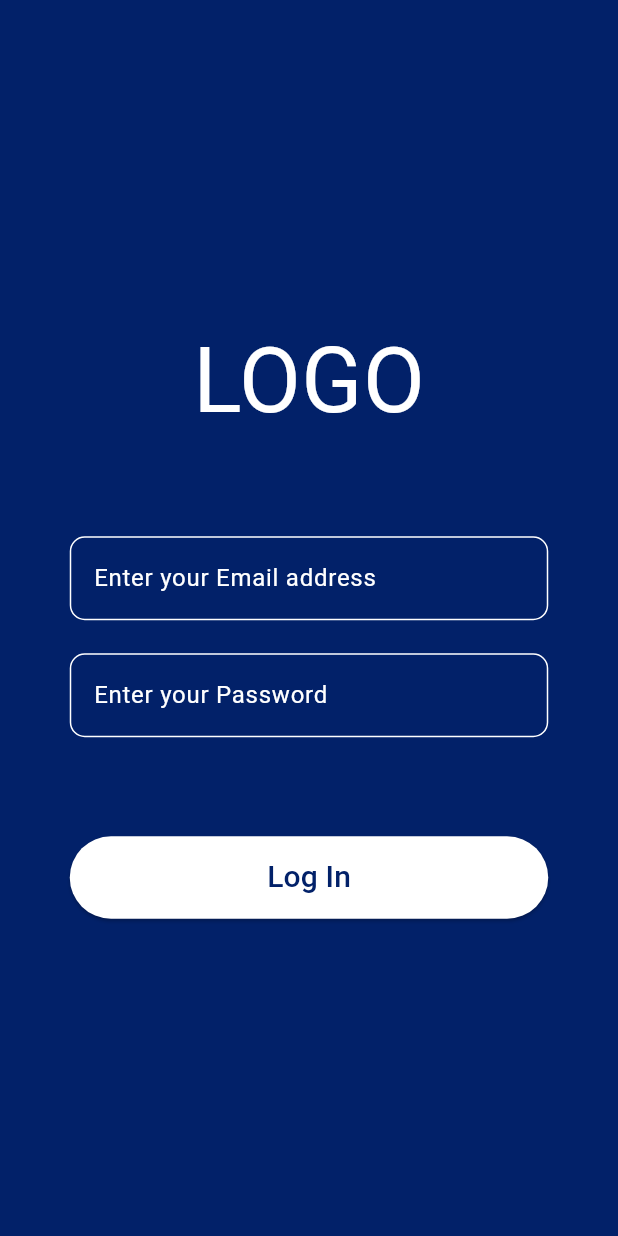
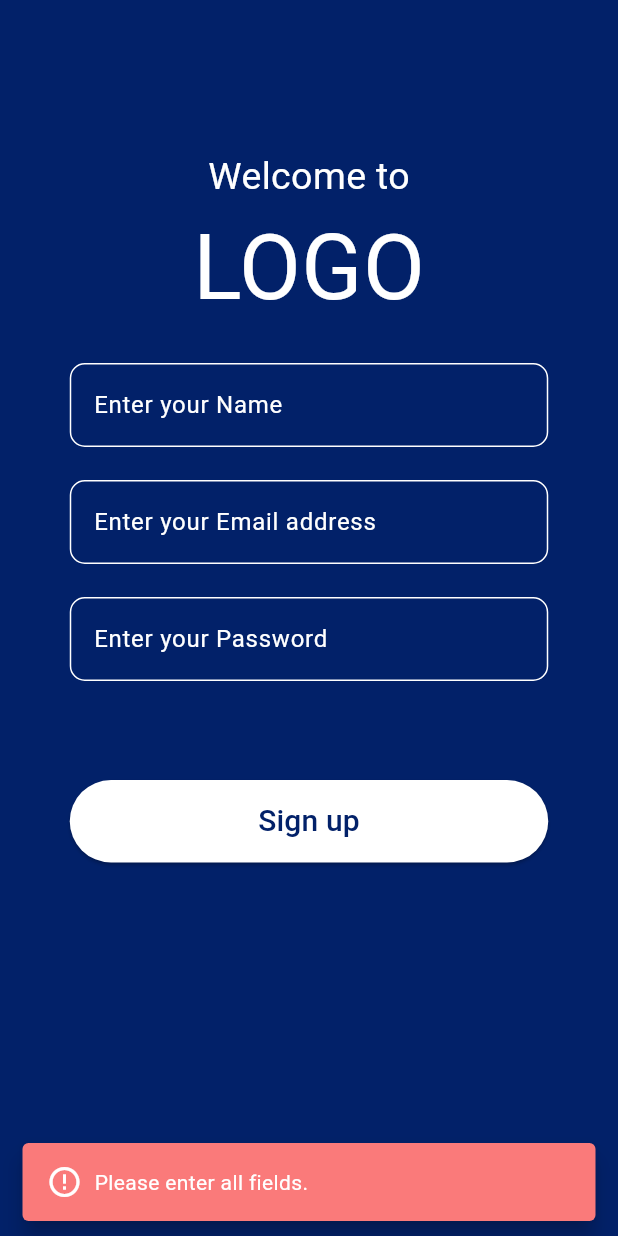
Before and after one commit to Journimal/Journimal-Client, a Flutter app: the screen it shows after launch, after a tap on "Sign up", on a phone screen of 412 x 824 dp. Run offline on Flutter 3.47's test engine with Material 3 defaults, Android fonts, the phone set to English and light mode, and no system bars; our stand-ins replace table_calendar.

Commit message:
[feat] : 회원가입 서버 연결

```diff
--- a/lib/screen/signup.dart
+++ b/lib/screen/signup.dart
@@ -1,9 +1,83 @@
-// lib/screens/second_screen.dart
 import 'package:flutter/material.dart';
 import 'package:journimal_client/screen/login.dart';
+import 'dart:convert';
+import 'package:http/http.dart' as http;
 
 class SignupScreen extends StatelessWidget {
-  const SignupScreen({super.key});
+  SignupScreen({super.key});
+
+  final TextEditingController nameController = TextEditingController();
+  final TextEditingController emailController = TextEditingController();
+  final TextEditingController passwordController = TextEditingController();
+
+  void showSnackBar(BuildContext context, String message,
+      {bool isError = true}) {
+    final snackBar = SnackBar(
+      behavior: SnackBarBehavior.floating,
+      content: Row(
+        children: [
+          Icon(
+            isError ? Icons.error_outline : Icons.check_circle_outline,
+            color: Colors.white,
+          ),
+          SizedBox(width: 8),
+          Text(
+            message,
+            style: TextStyle(color: Colors.white),
+          ),
+        ],
+      ),
+      backgroundColor: isError ? Color(0xffFA7A7A) : Color(0xff4CAF50),
+      duration: Duration(seconds: 30),
+    );
+    ScaffoldMessenger.of(context).showSnackBar(snackBar);
+  }
+
+  Future<void> validateAndSignup(BuildContext context) async {
+    if (nameController.text.isEmpty ||
+        emailController.text.isEmpty ||
+        passwordController.text.isEmpty) {
+      showSnackBar(context, 'Please enter all fields.');
+      return;
+    }
+
+    const String apiUrl = "http://10.0.2.2:3000/auth/sign-up"; // 서버 IP 주소로 수정
+    final Map<String, String> data = {
+      "user_id": emailController.text,
+      "user_pw": passwordController.text,
+      "user_name": nameController.text,
+    };
+
+    try {
+      final response = await http.post(
+        Uri.parse(apiUrl),
+        headers: {"Content-Type": "application/json"},
+        body: jsonEncode(data),
+      );
+
+      if (!context.mounted) return; // 위젯이 여전히 트리에 존재하는지 확인
+
+      if (response.statusCode == 201) {
+        // request has been successfully processed
+        Navigator.push(
+          context,
+          MaterialPageRoute(builder: (context) => const LoginScreen()),
+        );
+      } else if (response.statusCode == 409) {
+        // The server determines that the user is duplicated
+        showSnackBar(context, 'User already exists');
+      } else {
+        // Handling Other Errors
+        final responseBody = jsonDecode(response.body);
+        showSnackBar(context,
+            'Sign up failed: ${responseBody["message"] ?? "Unknown error"}');
+      }
+    } catch (e) {
+      if (context.mounted) {
+        showSnackBar(context, '$e');
+      }
+    }
+  }
 
   @override
   Widget build(BuildContext context) {
@@ -13,188 +87,73 @@ class SignupScreen extends StatelessWidget {
         preferredSize: Size.fromHeight(0),
         child: AppBar(),
       ),
-      body: Center(
+      body: SingleChildScrollView(
+        child: Center(
           child: Column(
             mainAxisAlignment: MainAxisAlignment.center,
             children: [
+              SizedBox(height: 100),
               Text(
                 'Welcome to',
-              style: TextStyle(
-                fontSize: 25,
-                color: Colors.white,
-              ),
+                style: TextStyle(fontSize: 25, color: Colors.white),
               ),
               Text(
                 'LOGO',
-              style: TextStyle(
-                fontSize: 60,
-                color: Colors.white,
+                style: TextStyle(fontSize: 60, color: Colors.white),
               ),
-            ),
-            SizedBox(
-              height: 20,
-            ),
-            SizedBox(
-              width: 319,
-              height: 62,
-              child: TextField(
-                decoration: InputDecoration(
-                  enabledBorder: OutlineInputBorder(
-                    borderRadius: BorderRadius.circular(10),
-                    borderSide: BorderSide(
-                      color: Colors.white,
-                      width: 1.0,
-                    ),
-                  ),
-                  focusedBorder: OutlineInputBorder(
-                    borderRadius: BorderRadius.circular(10),
-                    borderSide: BorderSide(
-                      color: Colors.white,
-                      width: 1.0,
-                    ),
-                  ),
-                  hintText: 'Enter your Username',
-                  hintStyle: TextStyle(
-                    color: Colors.white,
-                  ),
-                ),
-                keyboardType: TextInputType.text,
-              ),
-            ),
-            SizedBox(
-              height: 16,
-            ),
-            SizedBox(
-              width: 319,
-              height: 62,
-              child: TextField(
-                decoration: InputDecoration(
-                  enabledBorder: OutlineInputBorder(
-                    borderRadius: BorderRadius.circular(10),
-                    borderSide: BorderSide(
-                      color: Colors.white,
-                      width: 1.0,
-                    ),
-                  ),
-                  focusedBorder: OutlineInputBorder(
-                    borderRadius: BorderRadius.circular(10),
-                    borderSide: BorderSide(
-                      color: Colors.white,
-                      width: 1.0,
-                    ),
-                  ),
-                  hintText: 'Enter your Email address',
-                  hintStyle: TextStyle(
-                    color: Colors.white,
-                  ),
-                  border: OutlineInputBorder(),
-                ),
-                keyboardType: TextInputType.emailAddress,
-              ),
-            ),
-            SizedBox(
-              height: 16,
-            ),
-            SizedBox(
-              width: 319,
-              height: 62,
-              child: TextField(
-                decoration: InputDecoration(
-                  enabledBorder: OutlineInputBorder(
-                    borderRadius: BorderRadius.circular(10),
-                    borderSide: BorderSide(
-                      color: Colors.white,
-                      width: 1.0,
-                    ),
-                  ),
-                  focusedBorder: OutlineInputBorder(
-                    borderRadius: BorderRadius.circular(10),
-                    borderSide: BorderSide(
-                      color: Colors.white,
-                      width: 1.0,
-                    ),
-                  ),
-                  hintText: 'Enter your Password',
-                  hintStyle: TextStyle(
-                    color: Colors.white,
-                  ),
-                  border: OutlineInputBorder(),
-                ),
-                keyboardType: TextInputType.text,
-                obscureText: true, // 비밀번호 안보이게
-              ),
-            ),
-            SizedBox(
-              height: 60,
-            ),
+              SizedBox(height: 20),
+              buildTextField(nameController, 'Enter your Name'),
+              SizedBox(height: 16),
+              buildTextField(emailController, 'Enter your Email address',
+                  keyboardType: TextInputType.emailAddress),
+              SizedBox(height: 16),
+              buildTextField(passwordController, 'Enter your Password',
+                  obscureText: true),
+              SizedBox(height: 60),
               SizedBox(
                 width: 319,
                 height: 55,
                 child: ElevatedButton(
-                onPressed: () {
-                  Navigator.push(
-                    context,
-                    MaterialPageRoute(
-                        builder: (context) => const LoginScreen()),
-                  );
-                },
+                  onPressed: () => validateAndSignup(context),
                   style: ElevatedButton.styleFrom(
-                  backgroundColor: Color(0xffffffff),
-                ),
+                      backgroundColor: Color(0xffffffff)),
                   child: Text(
                     'Sign up',
-                  style: TextStyle(
-                    color: Color(0xff022169),
-                    fontSize: 20,
-                  ),
-                ),
-              ),
-            ),
-            SizedBox(
-              height: 10,
-            ),
-            Row(
-              mainAxisAlignment: MainAxisAlignment.center,
-              children: [
-                Text(
-                  'Already have an account?',
-                  textAlign: TextAlign.center,
-                  style: TextStyle(
-                    fontSize: 10,
-                    color: Colors.white,
-                  ),
-                ),
-                SizedBox(
-                  width: 10,
-                ),
-                ElevatedButton(
-                  onPressed: () {
-                    Navigator.push(
-                      context,
-                      MaterialPageRoute(
-                          builder: (context) => const LoginScreen()),
-                    );
-                  },
-                  style: ElevatedButton.styleFrom(
-                    backgroundColor: Color(0xffffffff),
-                    minimumSize: const Size(48, 20),
-                    shape: RoundedRectangleBorder(
-                      borderRadius: BorderRadius.circular(8),
-                    ),
-                  ),
-                  child: Text(
-                    'Log in',
-                    style: TextStyle(
-                      color: Color(0xff022169),
-                      fontSize: 10,
+                    style: TextStyle(color: Color(0xff022169), fontSize: 20),
                   ),
                 ),
               ),
             ],
           ),
-          ],
         ),
       ),
     );
   }
+
+  Widget buildTextField(TextEditingController controller, String hintText,
+      {TextInputType keyboardType = TextInputType.text,
+      bool obscureText = false}) {
+    return SizedBox(
+      width: 319,
+      height: 62,
+      child: TextField(
+        controller: controller,
+        style: TextStyle(color: Colors.white),
+        decoration: InputDecoration(
+          enabledBorder: OutlineInputBorder(
+            borderRadius: BorderRadius.circular(10),
+            borderSide: BorderSide(color: Colors.white, width: 1.0),
+          ),
+          focusedBorder: OutlineInputBorder(
+            borderRadius: BorderRadius.circular(10),
+            borderSide: BorderSide(color: Colors.white, width: 1.0),
+          ),
+          hintText: hintText,
+          hintStyle: TextStyle(color: Colors.white),
+        ),
+        keyboardType: keyboardType,
+        obscureText: obscureText,
+      ),
+    );
   }
+}
--- a/pubspec.yaml
+++ b/pubspec.yaml
@@ -36,6 +36,7 @@ dependencies:
   cupertino_icons: ^1.0.8
   flutter_login: ^5.0.0
   table_calendar: ^3.2.0
+  http: ^1.2.2
 
 dev_dependencies:
   flutter_test:
@@ -58,6 +59,9 @@ flutter:
   # included with your application, so that you can use the icons in
   # the material Icons class.
   uses-material-design: true
+
+  assets:
+  - assets/images/
 
   # To add assets to your application, add an assets section, like this:
   # assets:
```
Also changed, not shown: pubspec.lock. Lines whose indentation alone changed are shown as unchanged.
